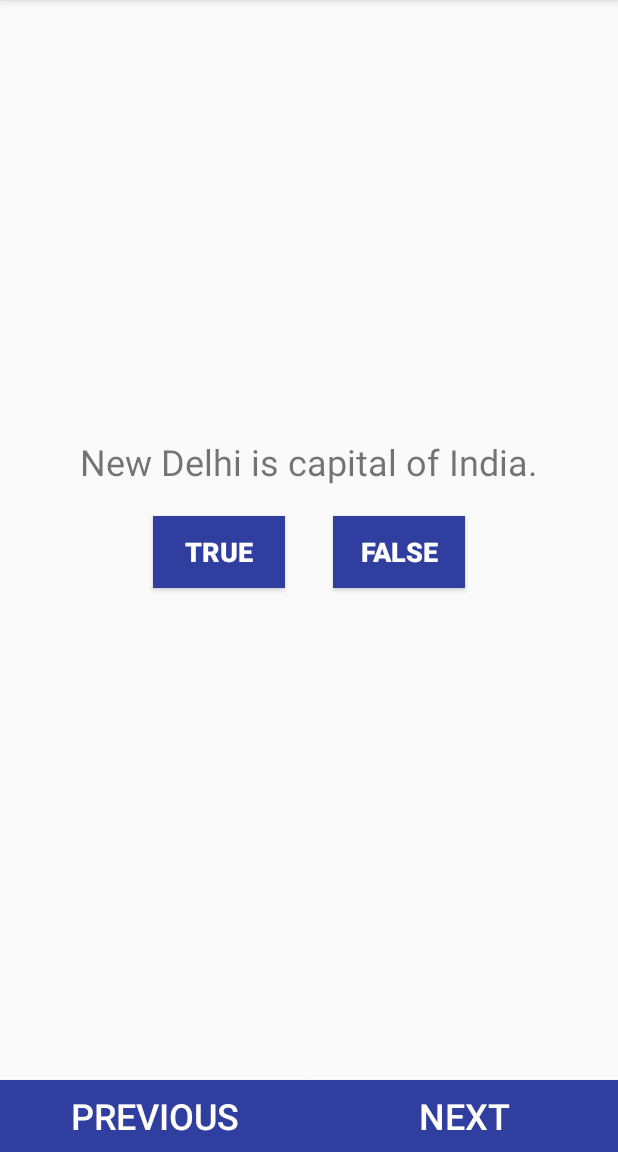
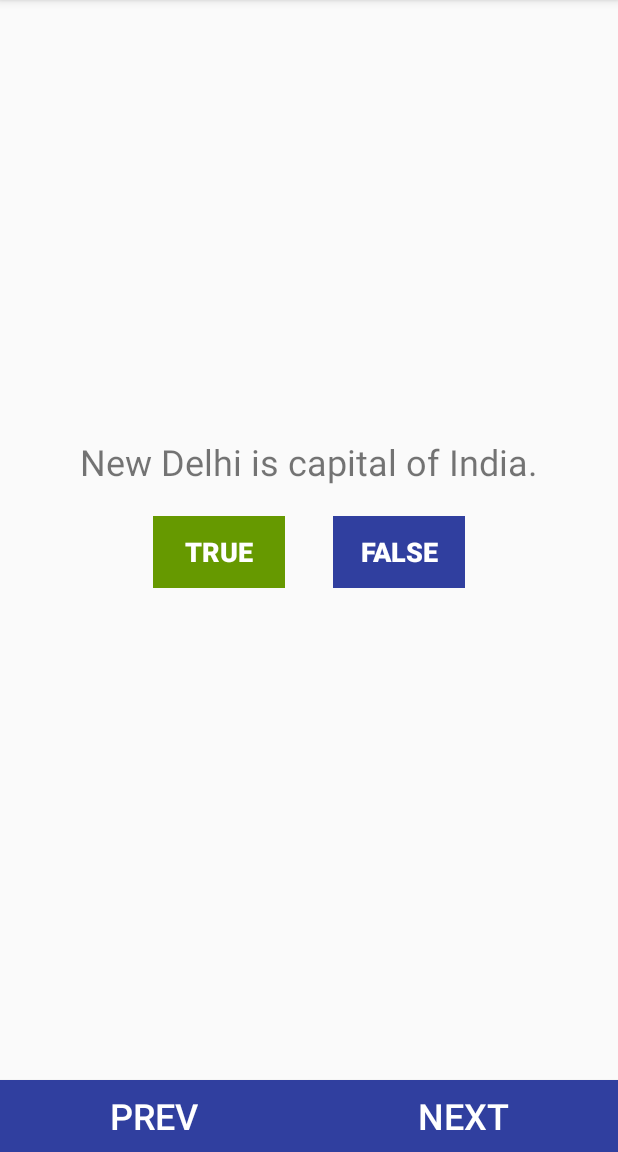
Before and after one commit to pr656d/GeoQuiz, an Android app: the screen it shows after launch (QuizActivity), after a tap on "TRUE", on a phone screen of 412 x 824 dp, the part 84-1236 px from its top. Run offline under Robolectric (Android 15) with nearby library versions, the phone set to English and light mode, and no system bars.

Commit message:
disable button after click and show right answer.

```diff
--- a/app/src/main/java/com/practice/premp/geoquiz/QuizActivity.java
+++ b/app/src/main/java/com/practice/premp/geoquiz/QuizActivity.java
@@ -58,6 +58,7 @@ public class QuizActivity extends AppCompatActivity {
             @Override
             public void onClick(View v) {
                 checkAnswer(true);
+                disableButtons(true);
             }
         });
 
@@ -66,6 +67,7 @@ public class QuizActivity extends AppCompatActivity {
             @Override
             public void onClick(View v) {
                 checkAnswer(false);
+                disableButtons(true);
             }
         });
 
@@ -73,6 +75,7 @@ public class QuizActivity extends AppCompatActivity {
         mNextButton.setOnClickListener(new View.OnClickListener() {
             @Override
             public void onClick(View v) {
+                disableButtons(false);
                 mCurrentIndex = (mCurrentIndex + 1) % mQuestionBank.length;
                 updateQuestion();
             }
@@ -82,6 +85,7 @@ public class QuizActivity extends AppCompatActivity {
         mPrevButton.setOnClickListener(new View.OnClickListener() {
             @Override
             public void onClick(View v) {
+                disableButtons(false);
                 if (mCurrentIndex == 0) {
                     mCurrentIndex = mQuestionBank.length;
                 }
@@ -129,6 +133,7 @@ public class QuizActivity extends AppCompatActivity {
     }
 
     // Methods.
+
     private void updateQuestion() {
         int question = mQuestionBank[mCurrentIndex].getTextResId();
         mQuestionTextView.setText(question);
@@ -138,6 +143,12 @@ public class QuizActivity extends AppCompatActivity {
         boolean answerIsTrue = mQuestionBank[mCurrentIndex].isAnswerTrue();
         int messageResId;
 
+        if (answerIsTrue) {
+            mTrueButton.setBackgroundColor(getResources().getColor(R.color.color_green));
+        } else {
+            mFalseButton.setBackgroundColor(getResources().getColor(R.color.color_green));
+        }
+
         if (userPressedTrue == answerIsTrue) {
             messageResId = R.string.correct;
         } else {
@@ -146,4 +157,16 @@ public class QuizActivity extends AppCompatActivity {
 
         Toast.makeText(this, messageResId, Toast.LENGTH_SHORT).show();
     } // checkAnswer end.
+
+    private void disableButtons(boolean isClickable) {
+        if (isClickable) {
+            mTrueButton.setEnabled(false);
+            mFalseButton.setEnabled(false);
+        } else {
+            mTrueButton.setEnabled(true);
+            mTrueButton.setBackgroundColor(getResources().getColor(R.color.colorPrimaryDark));
+            mFalseButton.setEnabled(true);
+            mFalseButton.setBackgroundColor(getResources().getColor(R.color.colorPrimaryDark));
+        }
+    }
 }
--- a/app/src/main/res/layout/activity_quiz.xml
+++ b/app/src/main/res/layout/activity_quiz.xml
@@ -58,7 +58,7 @@
 
     <Button
         android:id="@+id/next_button"
-        android:layout_width="205dp"
+        android:layout_width="0dp"
         android:layout_height="wrap_content"
         android:background="@color/colorPrimaryDark"
         android:text="@string/next_button"
@@ -73,7 +73,7 @@
         android:layout_width="0dp"
         android:layout_height="wrap_content"
         android:background="@color/colorPrimaryDark"
-        android:text="Previous"
+        android:text="@string/previous_button"
         android:textColor="@android:color/white"
         android:textSize="24sp"
         app:layout_constraintBottom_toBottomOf="@+id/next_button"
--- a/app/src/main/res/values/colors.xml
+++ b/app/src/main/res/values/colors.xml
@@ -3,4 +3,5 @@
     <color name="colorPrimary">#3F51B5</color>
     <color name="colorPrimaryDark">#303F9F</color>
     <color name="colorAccent">#FF4081</color>
+    <color name="color_green">#ff669900</color>
 </resources>
```
